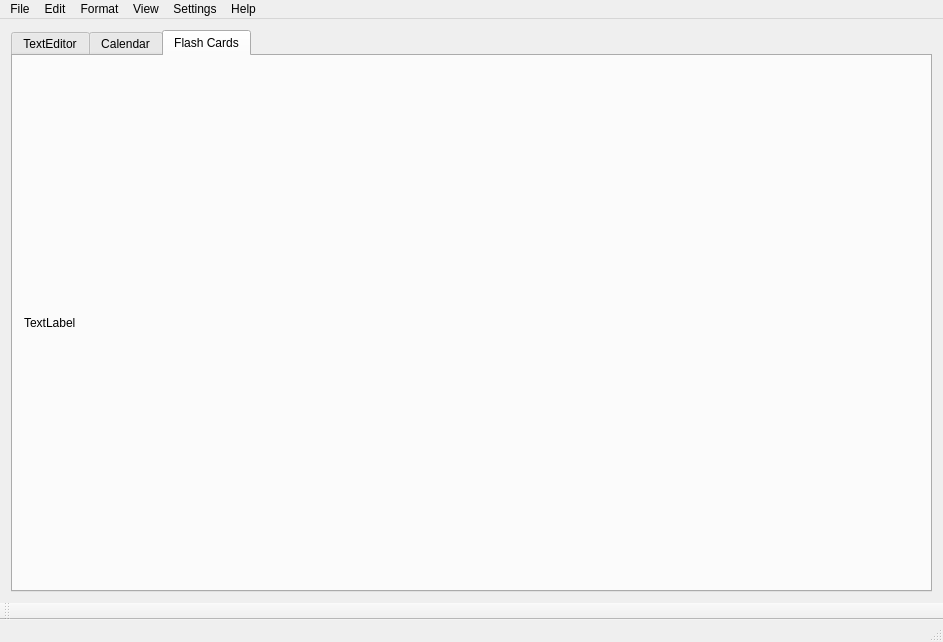
This is Qt Project Files/SpiralBound/mainwindow.ui in ECU-CSCI-4230/SpiralBound as Qt 5 draws it before an edit. The edited form follows.
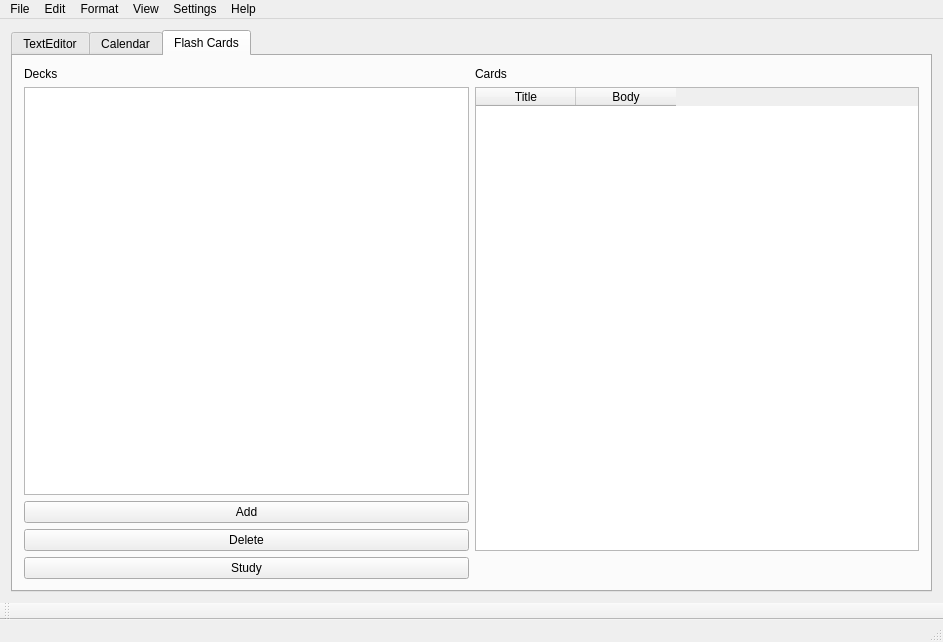
This is the edited form. Icons and pictures are not drawn.

Commit message:
Flashcard Layout
Set layout for flashcard

Patch:
```diff
--- a/Qt Project Files/SpiralBound/mainwindow.ui
+++ b/Qt Project Files/SpiralBound/mainwindow.ui
@@ -19,7 +19,7 @@
   </property>
   <widget class="QWidget" name="centralWidget">
    <layout class="QGridLayout" name="gridLayout">
-    <item row="0" column="0">
+    <item row="0" column="1">
      <widget class="QTabWidget" name="tabWidget">
       <property name="enabled">
        <bool>true</bool>
@@ -180,13 +180,64 @@
         <string>Flash Cards</string>
        </attribute>
        <layout class="QGridLayout" name="gridLayout_5">
-        <item row="0" column="0">
+        <item row="0" column="1">
          <widget class="QLabel" name="label_2">
           <property name="text">
-           <string>TextLabel</string>
+           <string>Cards</string>
           </property>
          </widget>
         </item>
+        <item row="4" column="0">
+         <widget class="QPushButton" name="pushButton_3">
+          <property name="text">
+           <string>Study</string>
+          </property>
+         </widget>
+        </item>
+        <item row="3" column="0">
+         <widget class="QPushButton" name="pushButton_2">
+          <property name="text">
+           <string>Delete</string>
+          </property>
+         </widget>
+        </item>
+        <item row="2" column="0">
+         <widget class="QPushButton" name="pushButton">
+          <property name="text">
+           <string>Add</string>
+          </property>
+         </widget>
+        </item>
+        <item row="0" column="0">
+         <widget class="QLabel" name="label_3">
+          <property name="text">
+           <string>Decks</string>
+          </property>
+         </widget>
+        </item>
+        <item row="1" column="0">
+         <widget class="QListWidget" name="listWidget"/>
+        </item>
+        <item row="1" column="1" rowspan="3">
+         <widget class="QTableWidget" name="tableWidget">
+          <property name="columnCount">
+           <number>2</number>
+          </property>
+          <attribute name="horizontalHeaderShowSortIndicator" stdset="0">
+           <bool>false</bool>
+          </attribute>
+          <column>
+           <property name="text">
+            <string>Title</string>
+           </property>
+          </column>
+          <column>
+           <property name="text">
+            <string>Body</string>
+           </property>
+          </column>
+         </widget>
+        </item>
        </layout>
       </widget>
      </widget>
```
The commit also changes 4 other files.
